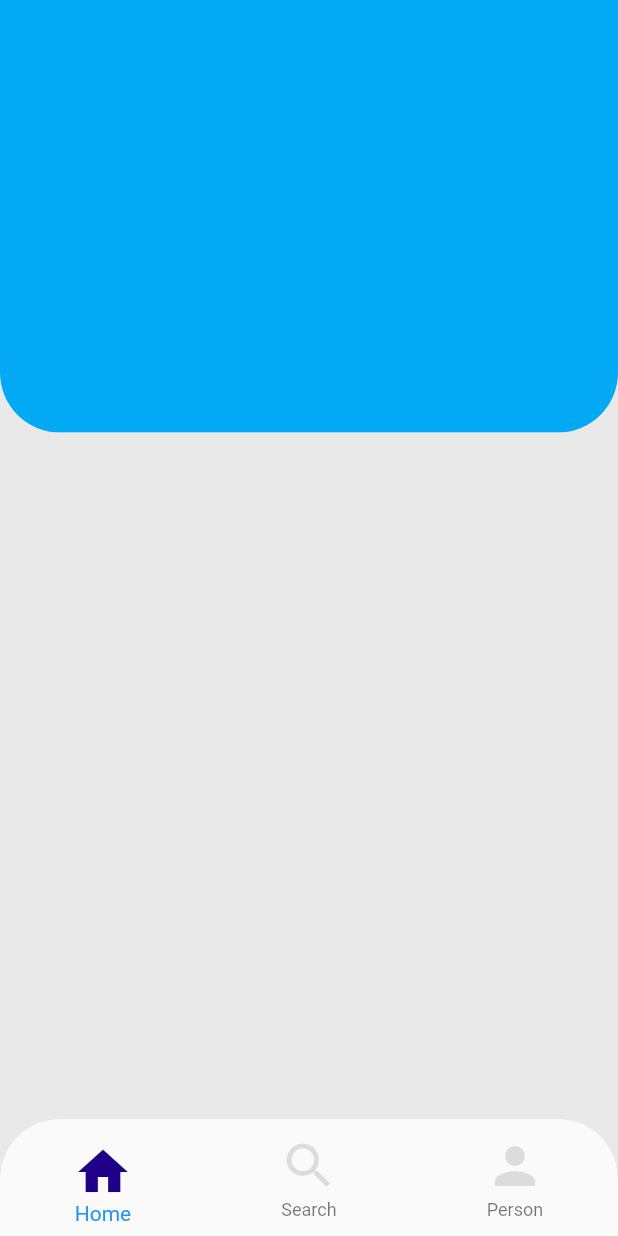
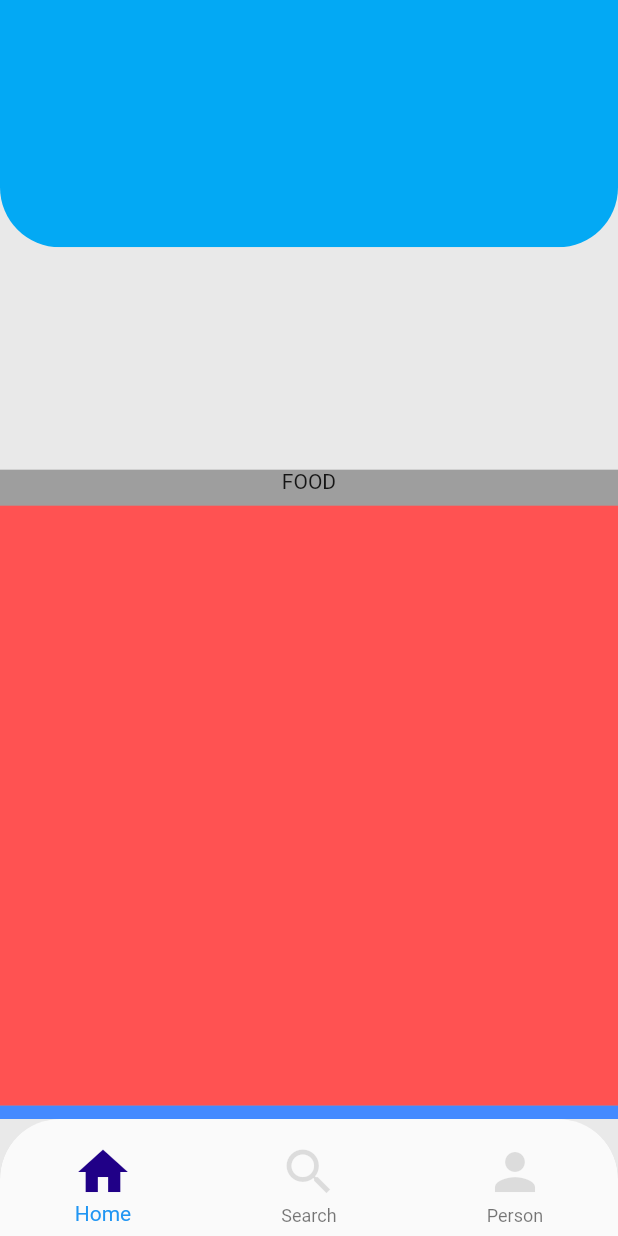
Before and after one commit to aprxty3/Food_List, a Flutter app: the screen it shows after launch, on a phone screen of 412 x 824 dp. Run offline on Flutter 3.47's test engine with Material 2 defaults, Android fonts, the phone set to English and light mode, and no system bars.

Commit message:
no message

```diff
--- a/lib/ui/pages/profile_screen.dart
+++ b/lib/ui/pages/profile_screen.dart
@@ -29,14 +29,20 @@ class ProfileScreen extends StatelessWidget {
               ),
             ),
             BottomNavigationBarItem(
-              icon: Icon(Icons.search),
+              icon: Padding(
+                padding: const EdgeInsets.only(top: 8.0),
+                child: Icon(Icons.search),
+              ),
               title: const Text(
                 "Search",
                 style: const TextStyle(color: Colors.white),
               ),
             ),
             const BottomNavigationBarItem(
-              icon: Icon(Icons.person),
+              icon: Padding(
+                padding: const EdgeInsets.only(top: 8.0),
+                child: Icon(Icons.person),
+              ),
               title: const Text(
                 "Person",
                 style: const TextStyle(color: Colors.white),
@@ -45,10 +51,11 @@ class ProfileScreen extends StatelessWidget {
           ],
         ),
       ),
-      body: Stack(children: <Widget>[
+      body: Stack(
+        children: <Widget>[
           Positioned(
             top: 0,
-          height: height * 0.35,
+            height: height * 0.20,
             left: 0,
             right: 0,
             child: ClipRRect(
@@ -59,8 +66,32 @@ class ProfileScreen extends StatelessWidget {
                 color: Colors.lightBlue,
               ),
             ),
+          ),
+          Positioned(
+            top: height * 0.38,
+            left: 0,
+            right: 0,
+            child: Container(
+              color: Colors.grey,
+              height: height,
+              child: Column(
+                children: <Widget>[
+                  Padding(
+                    padding: const EdgeInsets.only(bottom: 8.0),
+                    child: Text("FOOD"),
+                  ),
+                  Expanded(
+                    child: Container(color: Colors.redAccent),
+                  ),
+                  Expanded(
+                    child: Container(color: Colors.blueAccent),
+                  ),
+                ],
+              ),
+            ),
           )
-      ]),
+        ],
+      ),
     );
   }
 }
```
Lines whose indentation alone changed are shown as unchanged.
